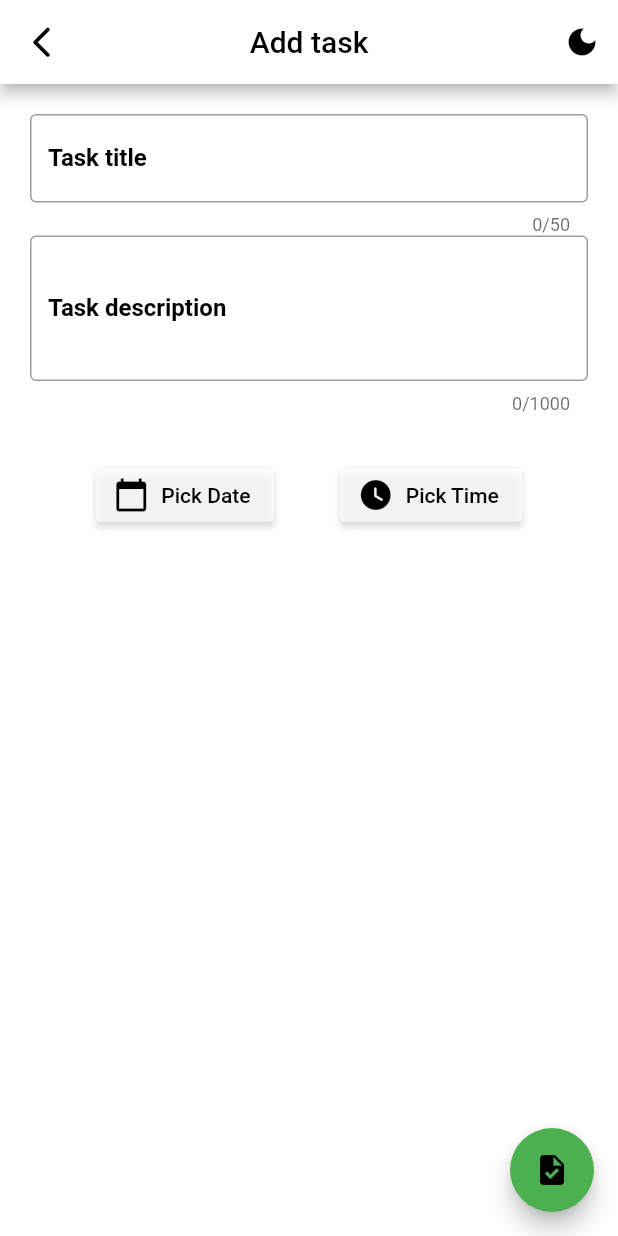
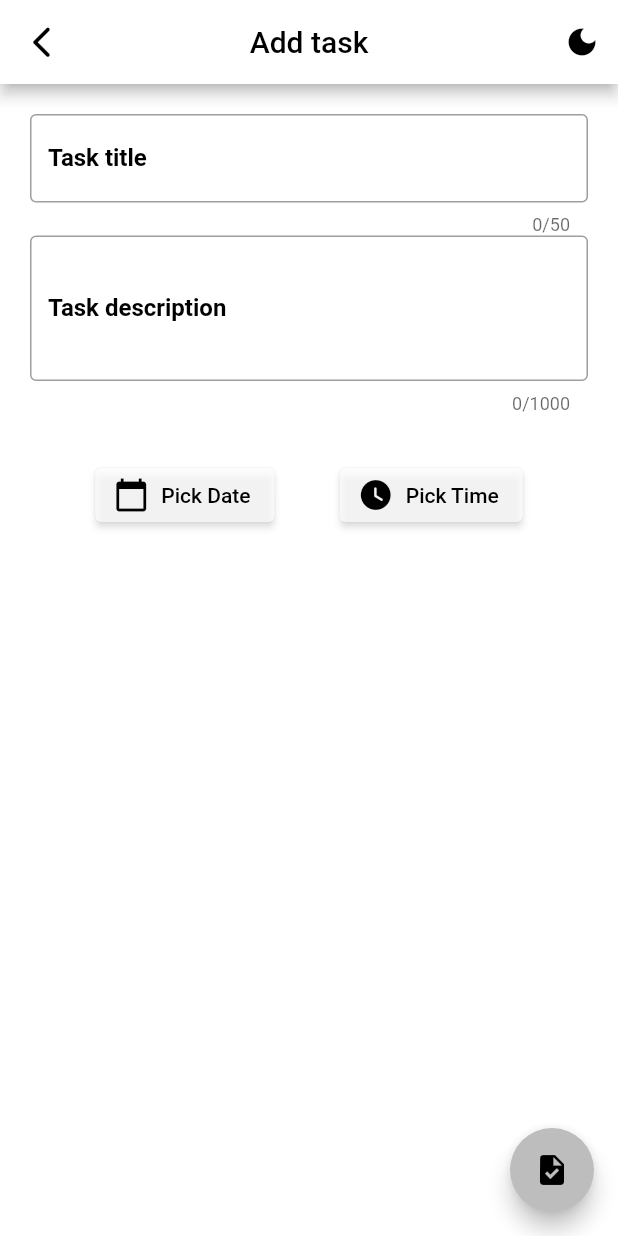
Before and after one commit to PratyayDhond/To-Do-list-app, a Flutter app: the AddNote screen opened directly, on a phone screen of 412 x 824 dp. Run offline on Flutter 3.47's test engine with Material 2 defaults, Android fonts, the phone set to English and light mode, and no system bars; our stand-ins replace cloud_firestore, firebase_core, hexcolor; accounts and stored records are empty.

Commit message:
common updates
- changed tile colors and controller color

```diff
--- a/to_do_app/lib/Services/theme.dart
+++ b/to_do_app/lib/Services/theme.dart
@@ -15,12 +15,13 @@ class theme{
   static var cursor_color = Colors.black;
   static var buttonColor = Colors.white70;
   static var buttonColorSplash = Colors.black45;
-  static HexColor card_color = HexColor('#ff595959');
+  static var card_color = HexColor('#fffff9e8');
   static var defaultBorder = Colors.white24;
-  static var SubmitColor = HexColor('#ff4caf50');
+  static var SubmitColor = HexColor('#ffbdbdbd');
 
   static setVals(){
     if(dark_mode){
+      card_color = HexColor('#ff595959');
       SubmitColor = HexColor('#ff69f0ae');
       defaultBorder = Colors.red;
       bg_color_appBar = Colors.black;
@@ -36,6 +37,7 @@ class theme{
       buttonColorSplash = Colors.white70;
 
     }else{
+      card_color = HexColor('#ffbdbdbd');
       SubmitColor = HexColor('#ff4caf50');
       defaultBorder = Colors.green;
       buttonColor = Colors.white70;
--- a/to_do_app/lib/views/add_note.dart
+++ b/to_do_app/lib/views/add_note.dart
@@ -77,7 +77,9 @@ class AddNoteState extends State<AddNote>{
           child: Column(
             children: [
                 TextFormField(
+                  style: TextStyle(color: theme.text_color),
                   controller: titleController,
+
                   decoration: InputDecoration(
                     border: OutlineInputBorder(),
                     focusedBorder: OutlineInputBorder(
@@ -91,7 +93,8 @@ class AddNoteState extends State<AddNote>{
                   maxLength: 50,
                 ),
                  TextFormField(
-                  controller: descriptionController,
+                   style: TextStyle(color: theme.text_color),
+                   controller: descriptionController,
                   decoration: InputDecoration(
                     border: OutlineInputBorder(),
                     focusedBorder: OutlineInputBorder(
```
